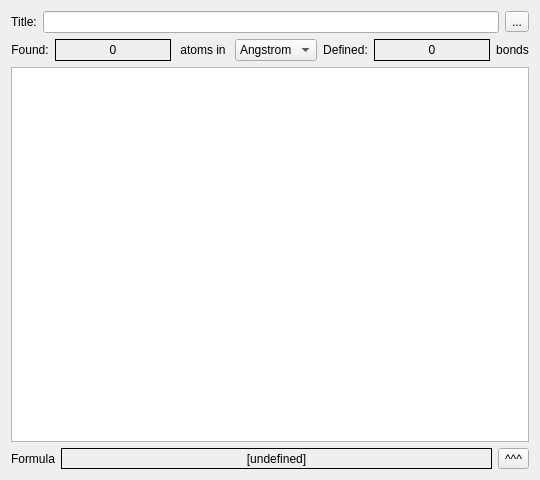
Above: EditMolecule.ui from Nekronomykon/ScDrv before the change. Below: the same form after it.
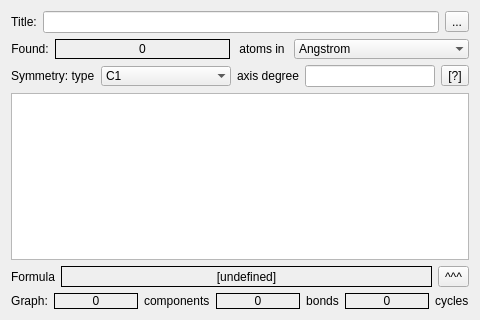
That is the form after the change. Custom widgets are drawn as their Qt base class.

Commit message: Save molecule editor state

Patch:
```diff
--- a/EditMolecule.ui
+++ b/EditMolecule.ui
@@ -6,14 +6,14 @@
    <rect>
     <x>0</x>
     <y>0</y>
-    <width>540</width>
-    <height>480</height>
+    <width>480</width>
+    <height>320</height>
    </rect>
   </property>
   <property name="windowTitle">
    <string>EditMolecule[*]</string>
   </property>
-  <layout class="QVBoxLayout" name="layoutAll_" stretch="0,0,1,0">
+  <layout class="QVBoxLayout" name="layoutAll_" stretch="0,0,0,1,0,0">
    <item>
     <layout class="QHBoxLayout" name="layoutTitle_" stretch="0,1,0">
      <item>
@@ -43,7 +43,7 @@
     </layout>
    </item>
    <item>
-    <layout class="QHBoxLayout" name="layoutSizes_" stretch="0,1,0,0,0,1,0">
+    <layout class="QHBoxLayout" name="layoutAtoms_" stretch="0,1,0,1">
      <item>
       <widget class="QLabel" name="labelFound_">
        <property name="text">
@@ -94,6 +94,9 @@
        <property name="sizeAdjustPolicy">
         <enum>QComboBox::AdjustToContents</enum>
        </property>
+       <property name="frame">
+        <bool>false</bool>
+       </property>
        <item>
         <property name="text">
          <string>Angstrom</string>
@@ -106,36 +109,136 @@
        </item>
       </widget>
      </item>
+    </layout>
+   </item>
+   <item>
+    <layout class="QHBoxLayout" name="layoutSymm_" stretch="0,1,0,1,0">
      <item>
-      <widget class="QLabel" name="labelDefined_">
+      <widget class="QLabel" name="labelSymmType_">
        <property name="text">
-        <string>Defined:</string>
+        <string>Symmetry: type</string>
        </property>
-       <property name="alignment">
-        <set>Qt::AlignCenter</set>
-       </property>
       </widget>
      </item>
      <item>
-      <widget class="QLabel" name="labelNumberOfBonds_">
-       <property name="frameShape">
-        <enum>QFrame::Box</enum>
+      <widget class="QComboBox" name="chooseSymmetryType_">
+       <property name="maxVisibleItems">
+        <number>16</number>
        </property>
-       <property name="text">
-        <string>0</string>
+       <property name="insertPolicy">
+        <enum>QComboBox::NoInsert</enum>
        </property>
-       <property name="alignment">
-        <set>Qt::AlignCenter</set>
+       <property name="sizeAdjustPolicy">
+        <enum>QComboBox::AdjustToContents</enum>
        </property>
+       <property name="frame">
+        <bool>false</bool>
+       </property>
+       <item>
+        <property name="text">
+         <string>C1</string>
+        </property>
+       </item>
+       <item>
+        <property name="text">
+         <string>Ci</string>
+        </property>
+       </item>
+       <item>
+        <property name="text">
+         <string>Cs</string>
+        </property>
+       </item>
+       <item>
+        <property name="text">
+         <string>Cn</string>
+        </property>
+       </item>
+       <item>
+        <property name="text">
+         <string>Cnv</string>
+        </property>
+       </item>
+       <item>
+        <property name="text">
+         <string>Cnh</string>
+        </property>
+       </item>
+       <item>
+        <property name="text">
+         <string>S2n</string>
+        </property>
+       </item>
+       <item>
+        <property name="text">
+         <string>Dn</string>
+        </property>
+       </item>
+       <item>
+        <property name="text">
+         <string>Dnd</string>
+        </property>
+       </item>
+       <item>
+        <property name="text">
+         <string>Dnh</string>
+        </property>
+       </item>
+       <item>
+        <property name="text">
+         <string>T</string>
+        </property>
+       </item>
+       <item>
+        <property name="text">
+         <string>Td</string>
+        </property>
+       </item>
+       <item>
+        <property name="text">
+         <string>Th</string>
+        </property>
+       </item>
+       <item>
+        <property name="text">
+         <string>O</string>
+        </property>
+       </item>
+       <item>
+        <property name="text">
+         <string>Oh</string>
+        </property>
+       </item>
+       <item>
+        <property name="text">
+         <string>I</string>
+        </property>
+       </item>
+       <item>
+        <property name="text">
+         <string>Ih</string>
+        </property>
+       </item>
       </widget>
      </item>
      <item>
-      <widget class="QLabel" name="labelBonds_">
+      <widget class="QLabel" name="labelAxis_">
        <property name="text">
-        <string>bonds</string>
+        <string>axis degree</string>
        </property>
-       <property name="alignment">
-        <set>Qt::AlignCenter</set>
+      </widget>
+     </item>
+     <item>
+      <widget class="QLineEdit" name="editAxisDegree_">
+       <property name="readOnly">
+        <bool>true</bool>
+       </property>
+      </widget>
+     </item>
+     <item>
+      <widget class="QToolButton" name="toolSymmCheck_">
+       <property name="text">
+        <string>[?]</string>
        </property>
       </widget>
      </item>
@@ -179,6 +282,83 @@
      </item>
     </layout>
    </item>
+   <item>
+    <layout class="QHBoxLayout" name="layoutGraph_" stretch="0,1,0,1,0,1,0">
+     <item>
+      <widget class="QLabel" name="labelGraph_">
+       <property name="text">
+        <string>Graph:</string>
+       </property>
+       <property name="alignment">
+        <set>Qt::AlignCenter</set>
+       </property>
+      </widget>
+     </item>
+     <item>
+      <widget class="QLabel" name="labelNumberOfComponents_">
+       <property name="frameShape">
+        <enum>QFrame::Box</enum>
+       </property>
+       <property name="text">
+        <string>0</string>
+       </property>
+       <property name="alignment">
+        <set>Qt::AlignCenter</set>
+       </property>
+      </widget>
+     </item>
+     <item>
+      <widget class="QLabel" name="labelComponents_">
+       <property name="text">
+        <string>components</string>
+       </property>
+      </widget>
+     </item>
+     <item>
+      <widget class="QLabel" name="labelNumberOfBonds_">
+       <property name="frameShape">
+        <enum>QFrame::Box</enum>
+       </property>
+       <property name="text">
+        <string>0</string>
+       </property>
+       <property name="alignment">
+        <set>Qt::AlignCenter</set>
+       </property>
+      </widget>
+     </item>
+     <item>
+      <widget class="QLabel" name="labelBonds_">
+       <property name="text">
+        <string>bonds</string>
+       </property>
+       <property name="alignment">
+        <set>Qt::AlignCenter</set>
+       </property>
+      </widget>
+     </item>
+     <item>
+      <widget class="QLabel" name="labelNumberOfCycles_">
+       <property name="frameShape">
+        <enum>QFrame::Box</enum>
+       </property>
+       <property name="text">
+        <string>0</string>
+       </property>
+       <property name="alignment">
+        <set>Qt::AlignCenter</set>
+       </property>
+      </widget>
+     </item>
+     <item>
+      <widget class="QLabel" name="labelCycles_">
+       <property name="text">
+        <string>cycles</string>
+       </property>
+      </widget>
+     </item>
+    </layout>
+   </item>
   </layout>
  </widget>
  <customwidgets>
```
The commit also changes 2 other files.
